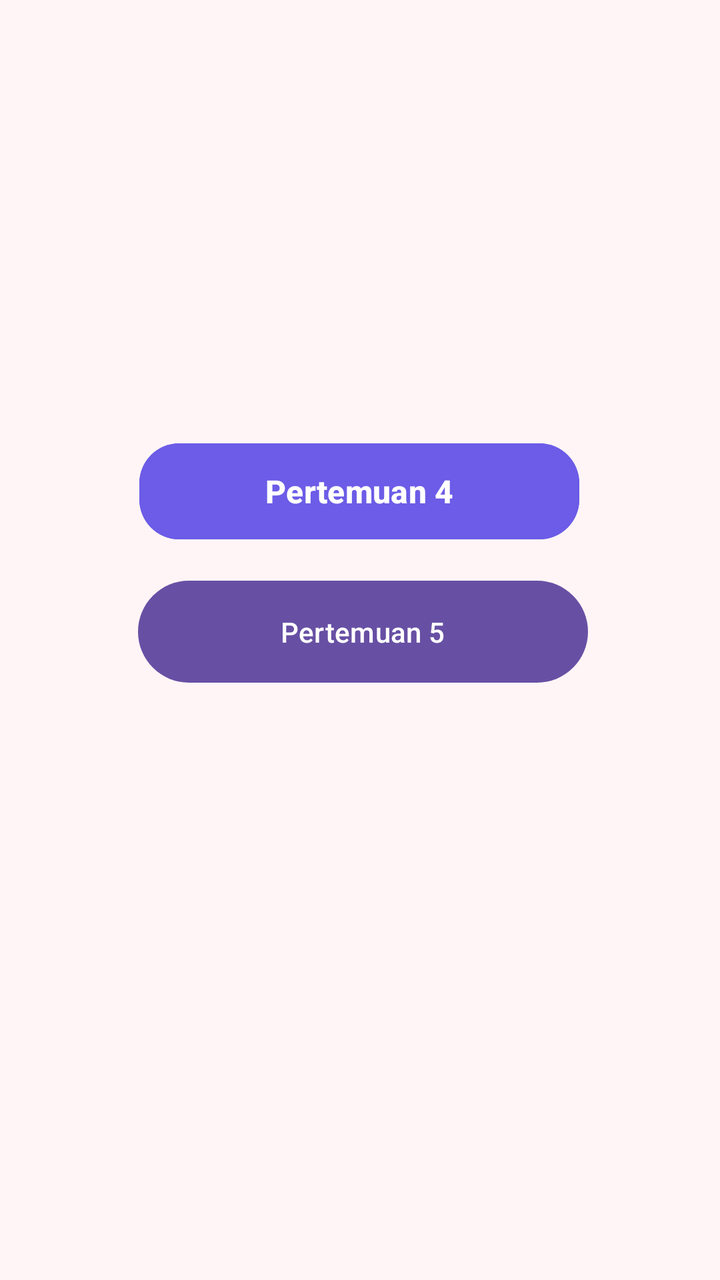
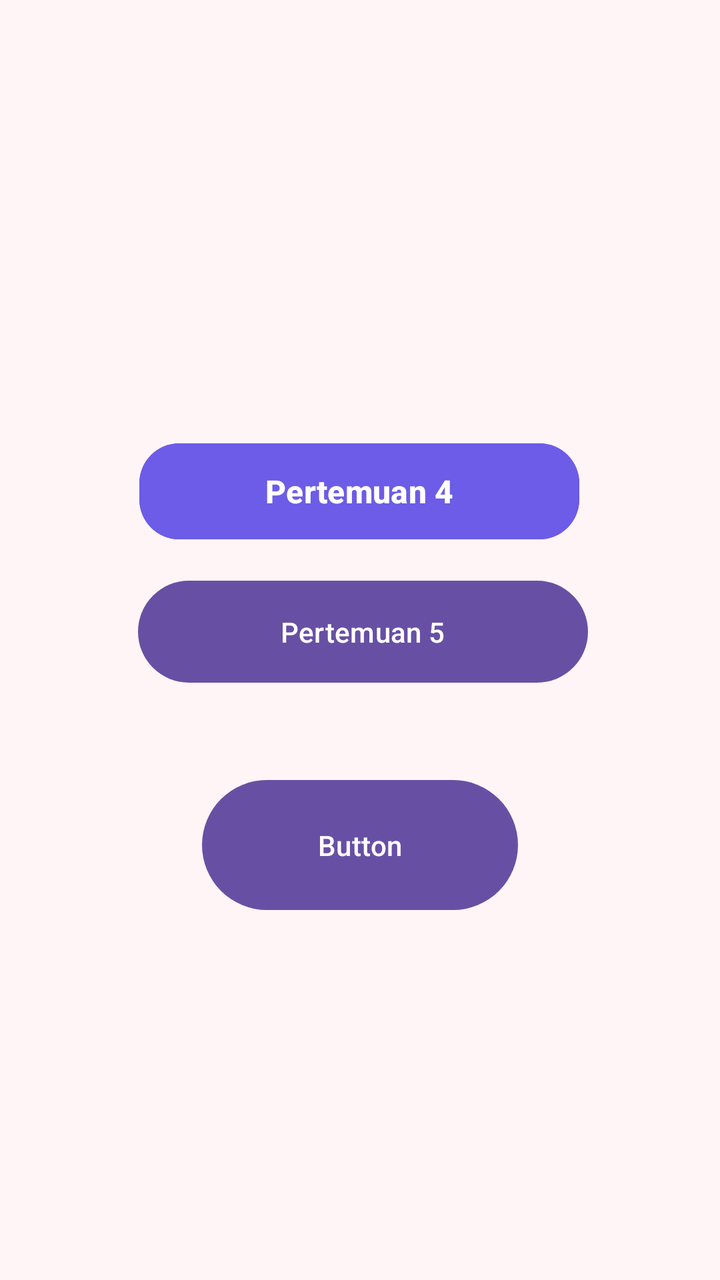

Before-and-after screenshots of an Android layout around one commit, followed by the original layout XML and the change that was made.
<!-- AndroidManifest.xml: application theme Theme.Najahtiemobile -->
<!-- res/layout/activity_main.xml -->
<?xml version="1.0" encoding="utf-8"?>
<androidx.constraintlayout.widget.ConstraintLayout
    xmlns:android="http://schemas.android.com/apk/res/android"
    xmlns:app="http://schemas.android.com/apk/res-auto"
    xmlns:tools="http://schemas.android.com/tools"
    android:id="@+id/main"
    android:layout_width="match_parent"
    android:layout_height="match_parent"
    android:background="#FFF5F6"
    tools:context=".MainActivity">

    <Button
        android:id="@+id/btnToFourth"
        android:layout_width="220dp"
        android:layout_height="56dp"
        android:backgroundTint="#6C5CE7"
        android:text="Pertemuan 4"
        android:textColor="#FFFFFF"
        android:textSize="16sp"
        android:textStyle="bold"
        app:cornerRadius="20dp"
        app:layout_constraintBottom_toBottomOf="parent"
        app:layout_constraintEnd_toEndOf="parent"
        app:layout_constraintHorizontal_bias="0.497"
        app:layout_constraintStart_toStartOf="parent"
        app:layout_constraintTop_toTopOf="parent"
        app:layout_constraintVertical_bias="0.373" />

    <Button
        android:id="@+id/btnToFifth"
        android:layout_width="225dp"
        android:layout_height="59dp"
        android:text="Pertemuan 5"
        app:layout_constraintBottom_toBottomOf="parent"
        app:layout_constraintEnd_toEndOf="parent"
        app:layout_constraintHorizontal_bias="0.51"
        app:layout_constraintStart_toStartOf="parent"
        app:layout_constraintTop_toBottomOf="@+id/btnToFourth"
        app:layout_constraintVertical_bias="0.041" />

</androidx.constraintlayout.widget.ConstraintLayout>
<!-- resources referenced by this layout -->
<resources>
  <style name="Theme.Najahtiemobile" parent="Base.Theme.Najahtiemobile" />
  <style name="Base.Theme.Najahtiemobile" parent="Theme.Material3.DayNight.NoActionBar">
          
          
      </style>
</resources>

<!-- the commit's change to res/layout/activity_main.xml (unified diff, before → after) -->
@@ -38,4 +38,15 @@
         app:layout_constraintTop_toBottomOf="@+id/btnToFourth"
         app:layout_constraintVertical_bias="0.041" />
 
+    <Button
+        android:id="@+id/btnLogout"
+        android:layout_width="158dp"
+        android:layout_height="73dp"
+        android:text="Button"
+        app:layout_constraintBottom_toBottomOf="parent"
+        app:layout_constraintEnd_toEndOf="parent"
+        app:layout_constraintStart_toStartOf="parent"
+        app:layout_constraintTop_toBottomOf="@+id/btnToFifth"
+        app:layout_constraintVertical_bias="0.184" />
+
 </androidx.constraintlayout.widget.ConstraintLayout>
